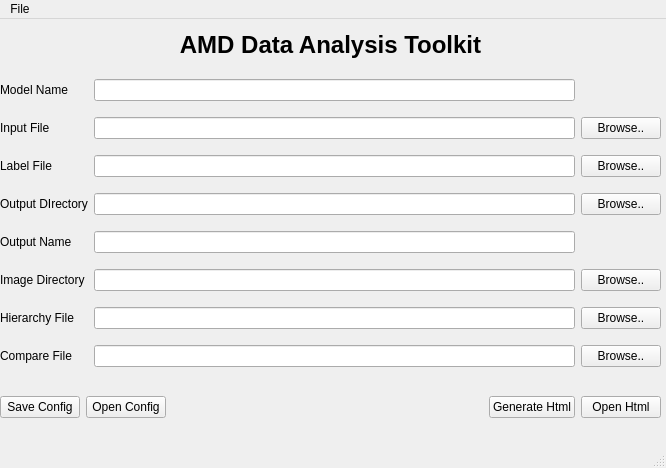
This is toolkit/amd_data_analysis_toolkit/classification/adatui.ui in ROCm/MIVisionX as Qt 5 draws it before an edit. The edited form follows.
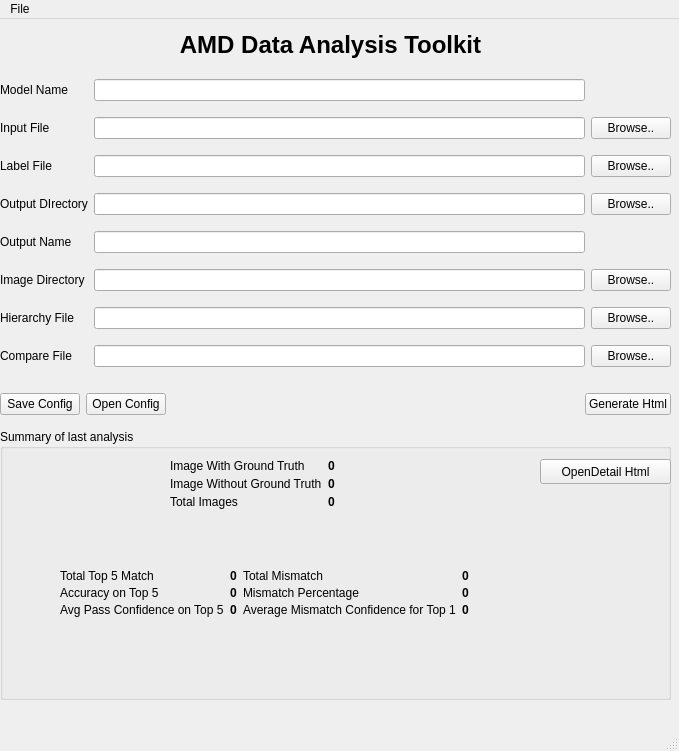
This is the edited form.

Commit message: Compare file check added, GUI enhancements

Diff of the .ui file:
```diff
--- a/toolkit/amd_data_analysis_toolkit/classification/adatui.ui
+++ b/toolkit/amd_data_analysis_toolkit/classification/adatui.ui
@@ -6,8 +6,8 @@
    <rect>
     <x>0</x>
     <y>0</y>
-    <width>666</width>
-    <height>468</height>
+    <width>679</width>
+    <height>751</height>
    </rect>
   </property>
   <property name="minimumSize">
@@ -25,7 +25,7 @@
      <rect>
       <x>0</x>
       <y>50</y>
-      <width>661</width>
+      <width>671</width>
       <height>311</height>
      </rect>
     </property>
@@ -162,8 +162,8 @@
      <rect>
       <x>0</x>
       <y>360</y>
-      <width>661</width>
-      <height>56</height>
+      <width>671</width>
+      <height>51</height>
      </rect>
     </property>
     <layout class="QHBoxLayout" name="horizontalLayout">
@@ -201,13 +201,6 @@
        </property>
       </widget>
      </item>
-     <item>
-      <widget class="QPushButton" name="btnOpenHtml">
-       <property name="text">
-        <string>Open Html</string>
-       </property>
-      </widget>
-     </item>
     </layout>
    </widget>
    <widget class="QLabel" name="label_9">
@@ -239,13 +232,306 @@
      <set>Qt::AlignCenter</set>
     </property>
    </widget>
+   <widget class="QGroupBox" name="grpSummary">
+    <property name="geometry">
+     <rect>
+      <x>0</x>
+      <y>410</y>
+      <width>671</width>
+      <height>271</height>
+     </rect>
+    </property>
+    <property name="autoFillBackground">
+     <bool>false</bool>
+    </property>
+    <property name="title">
+     <string>Summary of last analysis</string>
+    </property>
+    <property name="flat">
+     <bool>false</bool>
+    </property>
+    <property name="checkable">
+     <bool>false</bool>
+    </property>
+    <widget class="QWidget" name="gridLayoutWidget_2">
+     <property name="geometry">
+      <rect>
+       <x>170</x>
+       <y>30</y>
+       <width>281</width>
+       <height>101</height>
+      </rect>
+     </property>
+     <layout class="QGridLayout" name="gridLayout_2">
+      <property name="sizeConstraint">
+       <enum>QLayout::SetFixedSize</enum>
+      </property>
+      <property name="horizontalSpacing">
+       <number>6</number>
+      </property>
+      <property name="verticalSpacing">
+       <number>4</number>
+      </property>
+      <item row="0" column="1">
+       <widget class="QLabel" name="lblGtCount">
+        <property name="baseSize">
+         <size>
+          <width>0</width>
+          <height>40</height>
+         </size>
+        </property>
+        <property name="font">
+         <font>
+          <weight>75</weight>
+          <bold>true</bold>
+         </font>
+        </property>
+        <property name="text">
+         <string>0</string>
+        </property>
+       </widget>
+      </item>
+      <item row="1" column="0">
+       <widget class="QLabel" name="label_13">
+        <property name="baseSize">
+         <size>
+          <width>0</width>
+          <height>40</height>
+         </size>
+        </property>
+        <property name="text">
+         <string>Image Without Ground Truth</string>
+        </property>
+       </widget>
+      </item>
+      <item row="1" column="1">
+       <widget class="QLabel" name="lblGtCountWo">
+        <property name="baseSize">
+         <size>
+          <width>0</width>
+          <height>40</height>
+         </size>
+        </property>
+        <property name="font">
+         <font>
+          <weight>75</weight>
+          <bold>true</bold>
+         </font>
+        </property>
+        <property name="text">
+         <string>0</string>
+        </property>
+       </widget>
+      </item>
+      <item row="2" column="0">
+       <widget class="QLabel" name="label_15">
+        <property name="baseSize">
+         <size>
+          <width>0</width>
+          <height>40</height>
+         </size>
+        </property>
+        <property name="text">
+         <string>Total Images</string>
+        </property>
+       </widget>
+      </item>
+      <item row="2" column="1">
+       <widget class="QLabel" name="lblTotalImages">
+        <property name="baseSize">
+         <size>
+          <width>0</width>
+          <height>40</height>
+         </size>
+        </property>
+        <property name="font">
+         <font>
+          <weight>75</weight>
+          <bold>true</bold>
+         </font>
+        </property>
+        <property name="text">
+         <string>0</string>
+        </property>
+       </widget>
+      </item>
+      <item row="0" column="0">
+       <widget class="QLabel" name="label_11">
+        <property name="baseSize">
+         <size>
+          <width>0</width>
+          <height>40</height>
+         </size>
+        </property>
+        <property name="text">
+         <string>Image With Ground Truth</string>
+        </property>
+       </widget>
+      </item>
+     </layout>
+    </widget>
+    <widget class="QWidget" name="gridLayoutWidget_3">
+     <property name="geometry">
+      <rect>
+       <x>60</x>
+       <y>140</y>
+       <width>611</width>
+       <height>111</height>
+      </rect>
+     </property>
+     <layout class="QGridLayout" name="gridLayout_3">
+      <property name="sizeConstraint">
+       <enum>QLayout::SetFixedSize</enum>
+      </property>
+      <property name="horizontalSpacing">
+       <number>6</number>
+      </property>
+      <property name="verticalSpacing">
+       <number>3</number>
+      </property>
+      <item row="0" column="1">
+       <widget class="QLabel" name="lblTop5Match">
+        <property name="font">
+         <font>
+          <weight>75</weight>
+          <bold>true</bold>
+         </font>
+        </property>
+        <property name="text">
+         <string>0</string>
+        </property>
+       </widget>
+      </item>
+      <item row="0" column="3">
+       <widget class="QLabel" name="lblTotalMismatch">
+        <property name="font">
+         <font>
+          <weight>75</weight>
+          <bold>true</bold>
+         </font>
+        </property>
+        <property name="text">
+         <string>0</string>
+        </property>
+       </widget>
+      </item>
+      <item row="1" column="2">
+       <widget class="QLabel" name="label_26">
+        <property name="text">
+         <string>Mismatch Percentage</string>
+        </property>
+       </widget>
+      </item>
+      <item row="1" column="1">
+       <widget class="QLabel" name="lblAccuracyTop5">
+        <property name="font">
+         <font>
+          <weight>75</weight>
+          <bold>true</bold>
+         </font>
+        </property>
+        <property name="text">
+         <string>0</string>
+        </property>
+       </widget>
+      </item>
+      <item row="0" column="2">
+       <widget class="QLabel" name="label_19">
+        <property name="text">
+         <string>Total Mismatch</string>
+        </property>
+       </widget>
+      </item>
+      <item row="1" column="0">
+       <widget class="QLabel" name="label_21">
+        <property name="text">
+         <string>Accuracy on Top 5</string>
+        </property>
+       </widget>
+      </item>
+      <item row="1" column="3">
+       <widget class="QLabel" name="lblMismatchPercent">
+        <property name="font">
+         <font>
+          <weight>75</weight>
+          <bold>true</bold>
+         </font>
+        </property>
+        <property name="text">
+         <string>0</string>
+        </property>
+       </widget>
+      </item>
+      <item row="0" column="0">
+       <widget class="QLabel" name="label_17">
+        <property name="text">
+         <string>Total Top 5 Match</string>
+        </property>
+       </widget>
+      </item>
+      <item row="2" column="0">
+       <widget class="QLabel" name="label_28">
+        <property name="text">
+         <string>Avg Pass Confidence on Top 5</string>
+        </property>
+       </widget>
+      </item>
+      <item row="2" column="1">
+       <widget class="QLabel" name="lblAvgPassConfidence">
+        <property name="font">
+         <font>
+          <weight>75</weight>
+          <bold>true</bold>
+         </font>
+        </property>
+        <property name="text">
+         <string>0</string>
+        </property>
+       </widget>
+      </item>
+      <item row="2" column="2">
+       <widget class="QLabel" name="lblsss">
+        <property name="text">
+         <string>Average Mismatch Confidence for Top 1</string>
+        </property>
+       </widget>
+      </item>
+      <item row="2" column="3">
+       <widget class="QLabel" name="lblAvgMismatchConfidence">
+        <property name="font">
+         <font>
+          <weight>75</weight>
+          <bold>true</bold>
+         </font>
+        </property>
+        <property name="text">
+         <string>0</string>
+        </property>
+       </widget>
+      </item>
+     </layout>
+    </widget>
+    <widget class="QPushButton" name="btnOpenHtml">
+     <property name="geometry">
+      <rect>
+       <x>540</x>
+       <y>30</y>
+       <width>131</width>
+       <height>25</height>
+      </rect>
+     </property>
+     <property name="text">
+      <string>OpenDetail Html</string>
+     </property>
+    </widget>
+   </widget>
   </widget>
   <widget class="QMenuBar" name="menubar">
    <property name="geometry">
     <rect>
      <x>0</x>
      <y>0</y>
-     <width>666</width>
+     <width>679</width>
      <height>22</height>
     </rect>
    </property>
```
Left out of the diff: 4 changed lines with no effect on the pictures. The commit also changes 2 other files.
